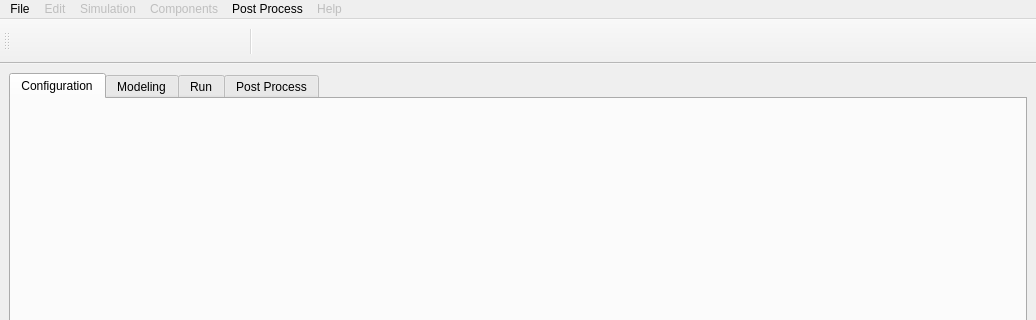
This is ICESym-NEWGUI/windows/ICESymMainWindow.ui in jmarcelogimenez/icesym as Qt 5 draws it before an edit; both pictures show x 0 to 1036 and y 0 to 320 of the 1036 by 642 pixel window. The edited form follows.
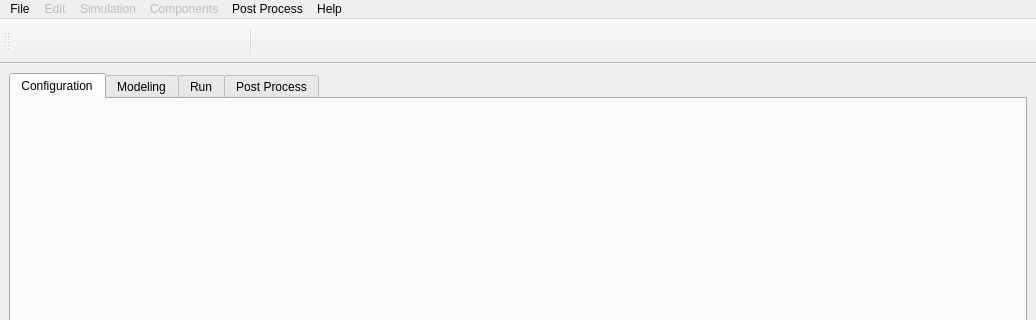
This is the edited form. Icons and pictures are not drawn.

The edit to the form file:
```diff
--- a/ICESym-NEWGUI/windows/ICESymMainWindow.ui
+++ b/ICESym-NEWGUI/windows/ICESymMainWindow.ui
@@ -442,7 +442,13 @@
    </widget>
    <widget class="QMenu" name="menuHelp">
     <property name="enabled">
-     <bool>false</bool>
+     <bool>true</bool>
+    </property>
+    <property name="font">
+     <font>
+      <family>Ubuntu</family>
+      <pointsize>9</pointsize>
+     </font>
     </property>
     <property name="autoFillBackground">
      <bool>true</bool>
```
Left out of the diff: 37 changed lines with no effect on the pictures.
